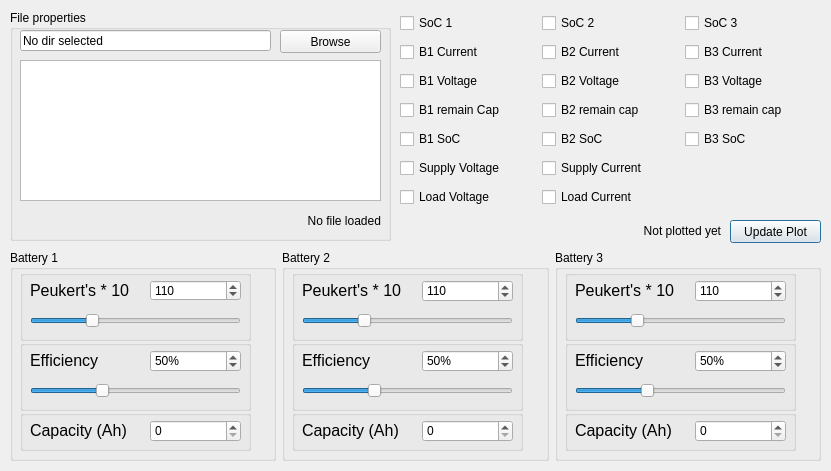
Flawededge/EzGraphData, file mainwindow.ui: the form before one commit.
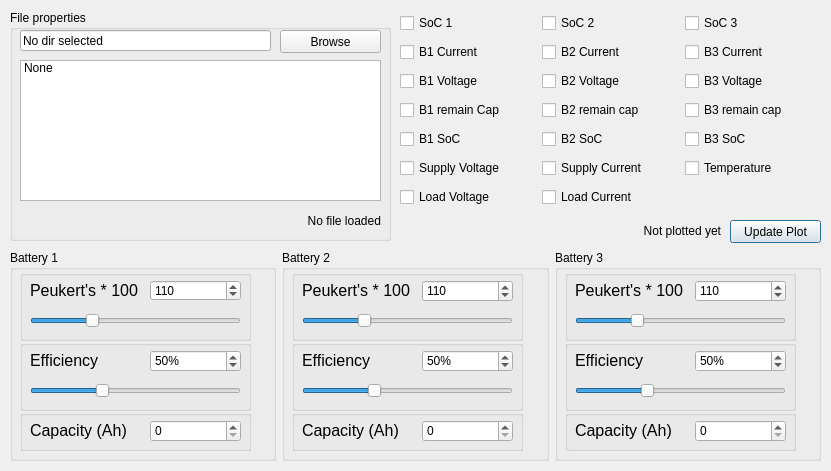
The form after the commit.

Commit message: V 0.0.02 - Added in gui updates to update the view while in intensive loops Code now checks the headers to see if they exist and checks the box if they do

```diff
--- a/mainwindow.ui
+++ b/mainwindow.ui
@@ -40,6 +40,23 @@
                         <height>141</height>
                     </rect>
                 </property>
+                <property name="midLineWidth">
+                    <number>0</number>
+                </property>
+                <property name="horizontalScrollBarPolicy">
+                    <enum>Qt::ScrollBarAlwaysOff</enum>
+                </property>
+                <property name="selectionMode">
+                    <enum>QAbstractItemView::SingleSelection</enum>
+                </property>
+                <property name="currentRow">
+                    <number>-1</number>
+                </property>
+                <item>
+                    <property name="text">
+                        <string>None</string>
+                    </property>
+                </item>
             </widget>
             <widget class="QLineEdit" name="currentDir">
                 <property name="geometry">
@@ -179,7 +196,7 @@
                                     </font>
                                 </property>
                                 <property name="text">
-                                    <string>Peukert's * 10</string>
+                                    <string>Peukert's * 100</string>
                                 </property>
                                 <property name="scaledContents">
                                     <bool>true</bool>
@@ -511,7 +528,7 @@
                                     </font>
                                 </property>
                                 <property name="text">
-                                    <string>Peukert's * 10</string>
+                                    <string>Peukert's * 100</string>
                                 </property>
                                 <property name="scaledContents">
                                     <bool>true</bool>
@@ -724,7 +741,7 @@
                                     </font>
                                 </property>
                                 <property name="text">
-                                    <string>Peukert's * 10</string>
+                                    <string>Peukert's * 100</string>
                                 </property>
                                 <property name="scaledContents">
                                     <bool>true</bool>
@@ -894,6 +911,13 @@
                         </property>
                     </widget>
                 </item>
+                <item row="5" column="2">
+                    <widget class="QCheckBox" name="temp">
+                        <property name="text">
+                            <string>Temperature</string>
+                        </property>
+                    </widget>
+                </item>
             </layout>
         </widget>
         <widget class="QLabel" name="plotStatus">
```
Left out of the diff: 12 changed lines with no effect on the pictures. The commit also changes 2 other files.
